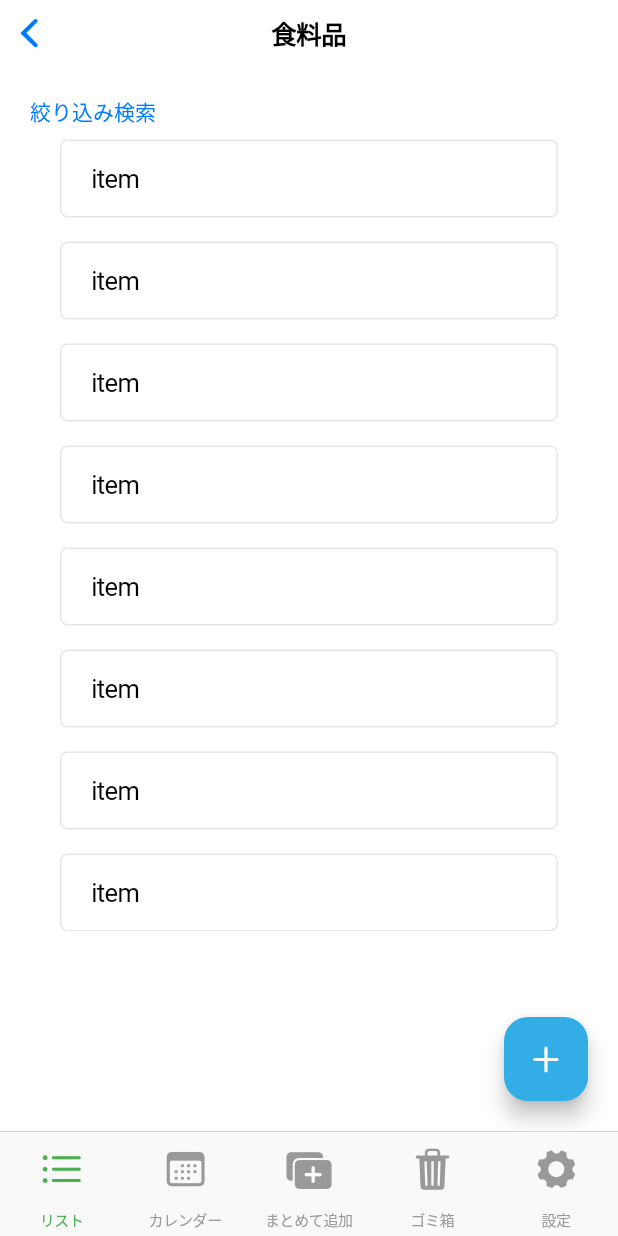
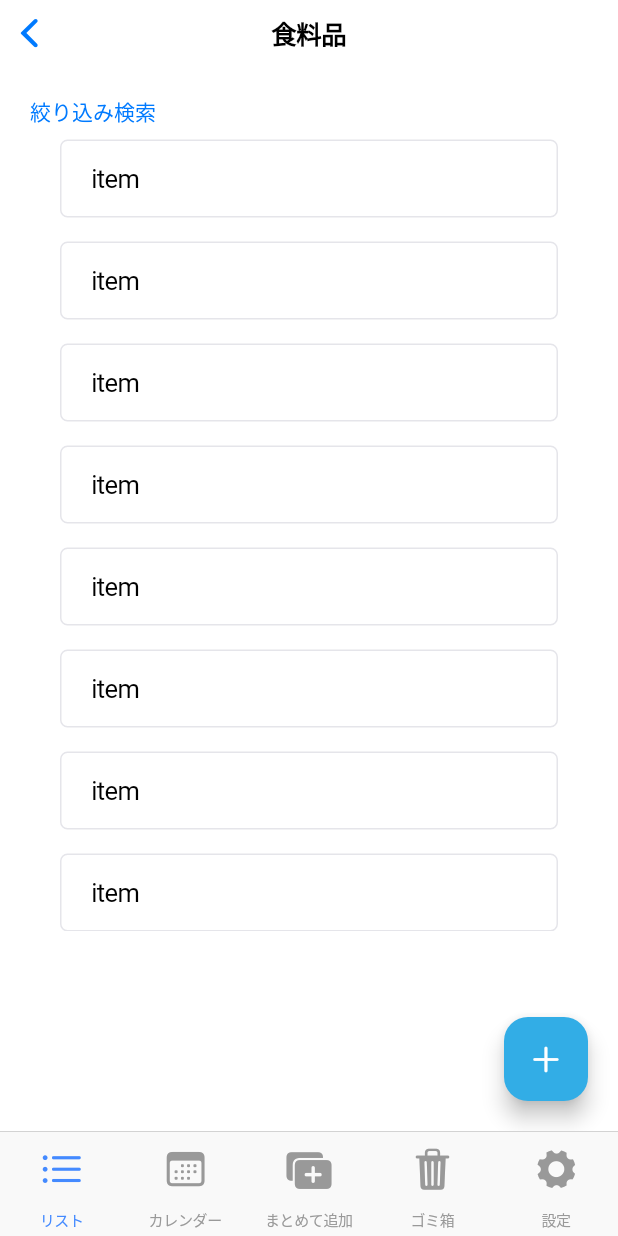
Before and after one commit to takumi3110/simpletodo, a Flutter app: the screen it shows after launch, after a tap on an icon or button, on a phone screen of 412 x 824 dp. Run offline on Flutter 3.47's test engine with Material 3 defaults, Android fonts, the phone set to English and light mode, and no system bars.

```diff
--- a/lib/view/category/category_page.dart
+++ b/lib/view/category/category_page.dart
@@ -1,6 +1,7 @@
 import 'package:flutter/cupertino.dart';
 import 'package:flutter/gestures.dart';
 import 'package:simpletodo/model/category.dart';
+import 'package:simpletodo/utils/widget_utils.dart';
 import 'package:simpletodo/view/list/list_page.dart';
 
 class CategoryPage extends StatefulWidget {
@@ -12,17 +13,26 @@ class CategoryPage extends StatefulWidget {
 
 class _CategoryPageState extends State<CategoryPage> {
   TextEditingController categoryController = TextEditingController();
+  TextEditingController searchCategoryNameController = TextEditingController();
+
+  List<Map<String, dynamic>> searchList = [];
 
   List<Category> categoryList = [
-    Category(
-      id: '1',
-      name: '食料品'
-    ),
-    Category(
-      id: '2',
-        name: '日用品'
-    )
+    Category(id: '1', name: '食料品'),
+    Category(id: '2', name: '日用品')
   ];
+
+  @override
+  void initState() {
+    super.initState();
+    searchList.addAll([
+      {
+       'keyboardType': TextInputType.text,
+       'controller': searchCategoryNameController,
+       'label': 'カテゴリー名'
+      }
+    ]);
+  }
 
   @override
   Widget build(BuildContext context) {
@@ -47,7 +57,7 @@ class _CategoryPageState extends State<CategoryPage> {
                               style: const TextStyle(fontSize: 14, color: CupertinoColors.link),
                               recognizer: TapGestureRecognizer()
                                 ..onTap = () {
-                                      debugPrint('search');
+                                  WidgetUtils.showModal(context, searchList);
                                 }),
                         )),
                   ),
@@ -61,10 +71,12 @@ class _CategoryPageState extends State<CategoryPage> {
                           child: CupertinoTextField(
                             controller: categoryController,
                             padding: const EdgeInsets.all(10),
-                                placeholder:'カテゴリーを追加',
+                            placeholder: 'カテゴリーを追加',
                           ),
                         ),
-                            const SizedBox(width: 5,),
+                        const SizedBox(
+                          width: 5,
+                        ),
                         GestureDetector(
                             onTap: () {
                               if (categoryController.text.isNotEmpty) {
@@ -75,12 +87,10 @@ class _CategoryPageState extends State<CategoryPage> {
                               CupertinoIcons.add_circled_solid,
                               size: 40,
                               color: CupertinoColors.systemCyan,
-                                )
-                            )
+                            ))
                       ],
                     ),
                   ),
-
                   SizedBox(
                     height: MediaQuery.sizeOf(context).height * 0.55,
                     child: ListView.builder(
@@ -90,7 +100,12 @@ class _CategoryPageState extends State<CategoryPage> {
                           padding: const EdgeInsets.symmetric(vertical: 8.0, horizontal: 20.0),
                           child: GestureDetector(
                             onTap: () {
-                                  Navigator.push(context, CupertinoPageRoute(builder: (context) => ListPage(category: categoryList[index],)));
+                              Navigator.push(
+                                  context,
+                                  CupertinoPageRoute(
+                                      builder: (context) => ListPage(
+                                            category: categoryList[index],
+                                          )));
                             },
                             child: Container(
                               padding: const EdgeInsets.symmetric(vertical: 15.0, horizontal: 20.0),
@@ -101,7 +116,9 @@ class _CategoryPageState extends State<CategoryPage> {
                               child: Row(
                                 children: [
                                   Text('${index + 1}'),
-                                      const SizedBox(width: 20,),
+                                  const SizedBox(
+                                    width: 20,
+                                  ),
                                   Text(categoryList[index].name),
                                 ],
                               ),
--- a/lib/view/list/list_page.dart
+++ b/lib/view/list/list_page.dart
@@ -1,8 +1,10 @@
 import 'package:flutter/cupertino.dart';
 import 'package:flutter/gestures.dart';
 import 'package:flutter/material.dart';
+import 'package:flutter/services.dart';
 import 'package:flutter/widgets.dart';
 import 'package:simpletodo/model/category.dart';
+import 'package:simpletodo/utils/widget_utils.dart';
 
 class ListPage extends StatefulWidget {
   final Category category;
@@ -13,12 +15,18 @@ class ListPage extends StatefulWidget {
 }
 
 class _ListPageState extends State<ListPage> {
+  // create
   TextEditingController nameController = TextEditingController();
   TextEditingController shopController = TextEditingController();
   TextEditingController priorityController = TextEditingController();
   TextEditingController memoController = TextEditingController();
+  List<Map<String, dynamic>> createList = [];
 
-  List<Map<String, dynamic>> createList = [];
+  // search
+  TextEditingController searchNameController = TextEditingController();
+  TextEditingController searchShopController = TextEditingController();
+  TextEditingController searchPriorityController = TextEditingController();
+  List<Map<String, dynamic>> searchList = [];
 
   Category? _category;
 
@@ -30,6 +38,23 @@ class _ListPageState extends State<ListPage> {
       {'keyboardType': TextInputType.text, 'controller': nameController, 'label': '商品名'},
       {'keyboardType': TextInputType.text, 'controller': shopController, 'label': '購入店舗'},
       {'keyboardType': TextInputType.text, 'controller': memoController, 'label': 'メモ'},
+    ]);
+    searchList.addAll([
+      {
+        'keyboardType': TextInputType.text,
+        'controller': searchNameController,
+        'label': '商品名'
+      },
+      {
+        'keyboardType': TextInputType.text,
+        'controller': searchShopController,
+        'label': '購入店舗'
+      },
+      {
+        'keyboardType': TextInputType.text,
+        'controller': searchPriorityController,
+        'label': '優先度'
+      }
     ]);
   }
 
@@ -53,7 +78,7 @@ class _ListPageState extends State<ListPage> {
                             style: const TextStyle(fontSize: 14, color: CupertinoColors.link),
                             recognizer: TapGestureRecognizer()
                               ..onTap = () {
-                                debugPrint('search');
+                                WidgetUtils.showModal(context, searchList);
                               }),
                       )),
                   SizedBox(
@@ -169,54 +194,7 @@ class _ListPageState extends State<ListPage> {
                 child: FloatingActionButton(
                   backgroundColor: CupertinoColors.systemCyan,
                   onPressed: () {
-                    showCupertinoModalPopup(
-                        // barrierDismissible: true,
-                        context: context,
-                        builder: (BuildContext context) => CupertinoPopupSurface(
-                              child: Container(
-                                height: MediaQuery.sizeOf(context).height * 0.55,
-                                width: double.infinity,
-                                padding: const EdgeInsets.all(20),
-                                color: CupertinoColors.systemBackground,
-                                child: Column(
-                                  crossAxisAlignment: CrossAxisAlignment.center,
-                                  // mainAxisAlignment: MainAxisAlignment.center,
-                                  children: [
-                                    ListView.builder(
-                                      shrinkWrap: true,
-                                      physics: const NeverScrollableScrollPhysics(),
-                                      itemCount: createList.length,
-                                      itemBuilder: (context, index) {
-                                        return Column(
-                                          children: [
-                                            CupertinoTextFormFieldRow(
-                                              keyboardType: createList[index]['keyboardType'],
-                                              controller: createList[index]['controller'],
-                                              prefix: Padding(
-                                                padding: const EdgeInsets.only(right: 10.0),
-                                                child: SizedBox(width: 80, child: Text(createList[index]['label'], style: const TextStyle(fontSize: 14, ),)),
-                                              ),
-                                              decoration: const BoxDecoration(
-                                                  border: Border(
-                                                      bottom: BorderSide(
-                                                          width: 1, color: CupertinoColors.opaqueSeparator))),
-                                            ),
-                                            const SizedBox(
-                                              height: 20,
-                                            )
-                                          ],
-                                        );
-                                      },
-                                    ),
-                                    CupertinoButton(
-                                        child: const Text('SAVE', style: TextStyle(fontSize: 20, ),),
-                                        onPressed: () {
-                                          Navigator.pop(context);
-                                        })
-                                  ],
-                                ),
-                              ),
-                            ));
+                    WidgetUtils.showModal(context, createList);
                   },
                   child: const Icon(
                     CupertinoIcons.add,
--- a/lib/view/screen.dart
+++ b/lib/view/screen.dart
@@ -27,7 +27,7 @@ class _ScreenState extends State<Screen> with WidgetsBindingObserver {
     return CupertinoTabScaffold(
       tabBar: CupertinoTabBar(
         height: 70,
-        activeColor: Colors.green,
+        activeColor: Colors.blueAccent,
         items: const <BottomNavigationBarItem>[
           BottomNavigationBarItem(icon: Icon(CupertinoIcons.list_bullet), label: 'リスト'),
           BottomNavigationBarItem(icon: Icon(CupertinoIcons.calendar), label: 'カレンダー'),
```
Also changed, not shown: lib/utils/widget_utils.dart (+52 -1 lines). Lines whose indentation alone changed are shown as unchanged.
